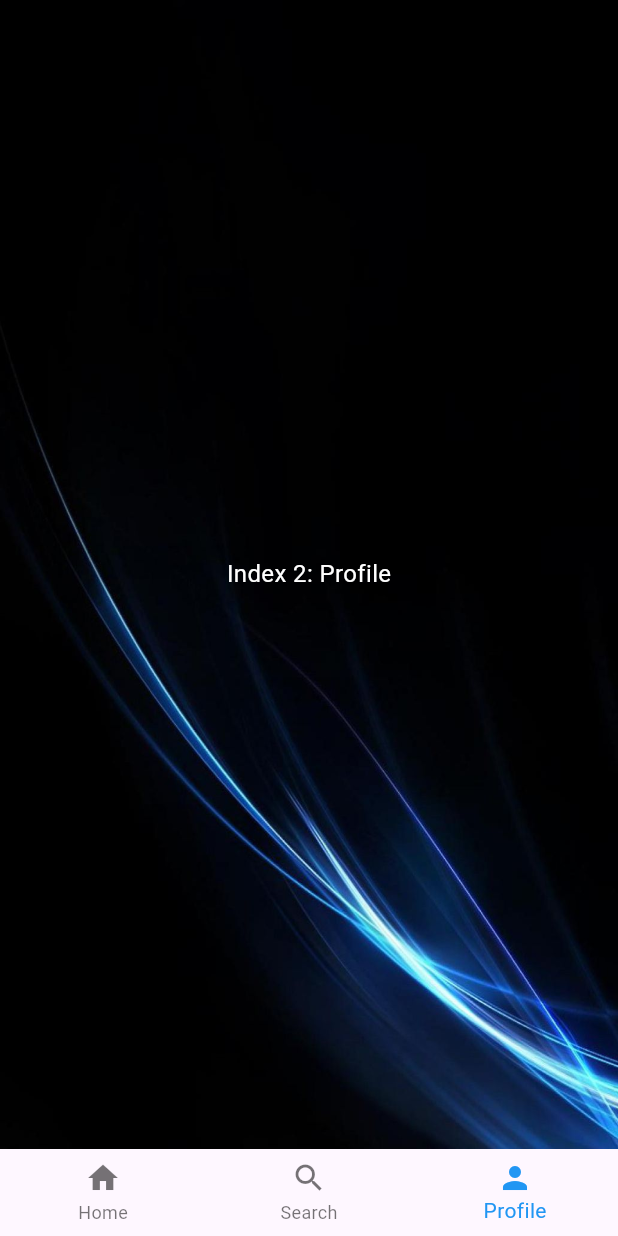
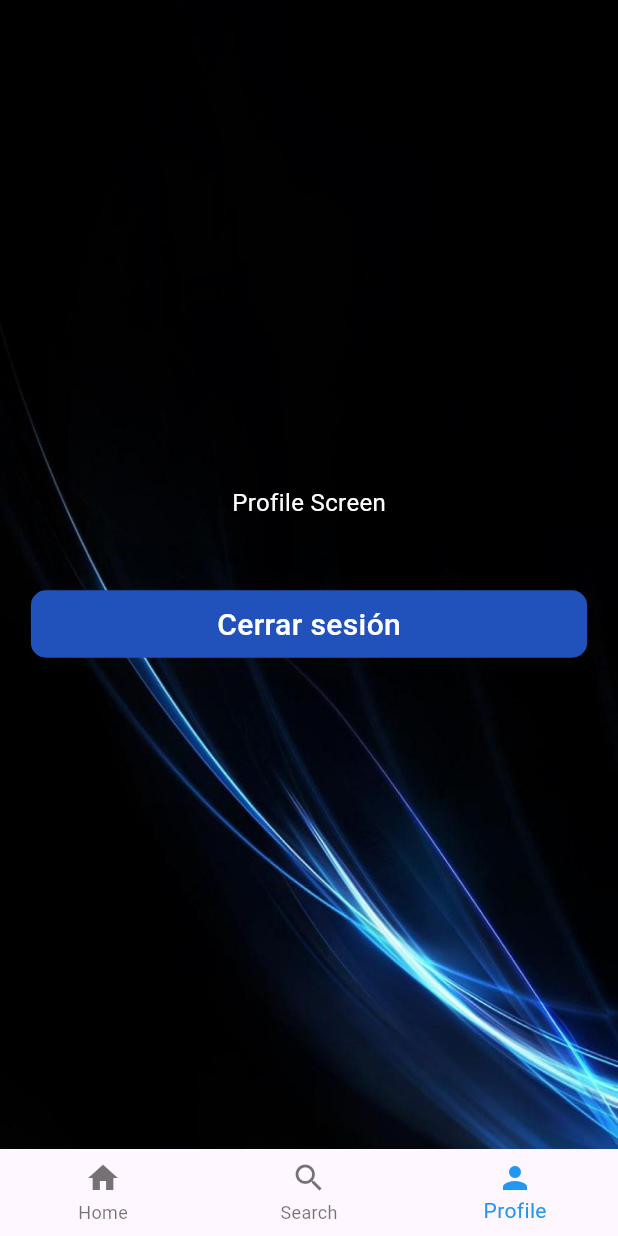
Before and after one commit to fdzvic/challenge_disruptive, a Flutter app: the DashboardPage screen opened by its route, item 3 of the bottom bar chosen, on a phone screen of 412 x 824 dp. Run offline on Flutter 3.47's test engine with Material 3 defaults, Android fonts, the phone set to English and light mode, and no system bars; our stand-ins replace flutter_riverpod, flutter_svg, go_router, shared_preferences, syncfusion_flutter_charts; missing offline and left inert: flutter_flavor, is_first_run; accounts and stored records are empty; network calls fail; statements that could not run were skipped.

Commit message:
feat: ajustes de pantallas

```diff
--- a/lib/features/dashboard/presentation/dashboard/dashboard_page.dart
+++ b/lib/features/dashboard/presentation/dashboard/dashboard_page.dart
@@ -4,9 +4,9 @@ import 'package:challenge_disruptive/features/dashboard/presentation/dashboard/d
 import 'package:challenge_disruptive/features/dashboard/presentation/dashboard/dashboard_state.dart';
 import 'package:challenge_disruptive/features/dashboard/presentation/dashboard/widgets/custom_bottom_navigator_bar.dart';
 import 'package:challenge_disruptive/features/dashboard/presentation/dashboard/widgets/pages/home_screen.dart';
+import 'package:challenge_disruptive/features/dashboard/presentation/dashboard/widgets/pages/profile_screen.dart';
+import 'package:challenge_disruptive/features/dashboard/presentation/dashboard/widgets/pages/search_screen.dart';
 import 'package:challenge_disruptive/features/login/presentation/login/widgets/background_login.dart';
-import 'package:challenge_disruptive/tools/custom_text.dart';
-import 'package:challenge_disruptive/tools/extensions/dimens_extension.dart';
 import 'package:flutter_riverpod/flutter_riverpod.dart';
 import 'package:flutter/material.dart';
 import 'package:web_socket_channel/io.dart';
@@ -104,40 +104,12 @@ class _DashboardState extends ConsumerState<DashboardPage> {
           adaData: adaData,
         );
       case 1:
-        return Container(
-            padding: context.horizontal(.05),
-            width: context.width(),
-            child: const Center(child: CustomText('Index 1: Search')));
+        return SearchScreen(context: context);
       case 2:
-        return Container(
-            padding: context.horizontal(.05),
-            height: context.height(.87),
-            width: context.width(),
-            child: const Center(child: CustomText('Index 2: Profile')));
+        return ProfileScreen(context: context);
 
       default:
         return Container();
     }
   }
 }
-
-
-
-
-// return Scaffold(
-//   body: SafeArea(
-//       child: Column(
-//     mainAxisAlignment: MainAxisAlignment.center,
-//     children: [
-//       Center(
-//         child: PrimaryButton(
-//           text: 'Salir',
-//           onPressed: () {
-//             prefs.loggedIn = false;
-//             context.go(Routes.login);
-//           },
-//         ),
-//       )
-//     ],
-//   )),
-// );
--- /dev/null
+++ b/lib/features/dashboard/presentation/dashboard/widgets/pages/profile_screen.dart
@@ -0,0 +1,39 @@
+import 'package:challenge_disruptive/common/user_preferences.dart';
+import 'package:challenge_disruptive/tools/custom_text.dart';
+import 'package:challenge_disruptive/tools/extensions/dimens_extension.dart';
+import 'package:challenge_disruptive/tools/routes.dart';
+import 'package:challenge_disruptive/widgets/buttons/primary_button/primary_button.dart';
+import 'package:flutter/material.dart';
+import 'package:go_router/go_router.dart';
+
+class ProfileScreen extends StatelessWidget {
+  const ProfileScreen({
+    super.key,
+    required this.context,
+  });
+
+  final BuildContext context;
+
+  @override
+  Widget build(BuildContext context) {
+    return Container(
+        padding: context.horizontal(.05),
+        height: context.height(.87),
+        width: context.width(),
+        child: Center(
+            child: Column(
+          mainAxisAlignment: MainAxisAlignment.center,
+          children: [
+            const CustomText('Profile Screen'),
+            const SizedBox(height: 50),
+            PrimaryButton(
+              text: 'Cerrar sesión',
+              onPressed: () {
+                prefs.loggedIn = false;
+                context.go(Routes.login);
+              },
+            ),
+          ],
+        )));
+  }
+}
--- a/lib/tools/paths/paths_images.dart
+++ b/lib/tools/paths/paths_images.dart
@@ -1,5 +1,8 @@
 class PathsImages {
   final String backgroundImage = "assets/images/background_image.jpg";
+  final String bitcionLogo = "assets/images/bitcoin_logo.png";
+  final String ethereumLogo = "assets/images/ethereum_logo.png";
+  final String cardanoLogo = "assets/images/cardano_logo.png";
 }
 
 final PathsImages images = PathsImages();
```
Also changed, not shown: lib/features/dashboard/presentation/dashboard/widgets/buttons_crypto.dart (added, +49 -0 lines), lib/features/dashboard/presentation/dashboard/widgets/pages/home_screen.dart (+5 -83 lines), lib/features/dashboard/presentation/dashboard/widgets/pages/search_screen.dart (added, +20 -0 lines), assets/images/bitcoin_logo.png (added), assets/images/cardano_logo.png (added), assets/images/ethereum_logo.png (added).
